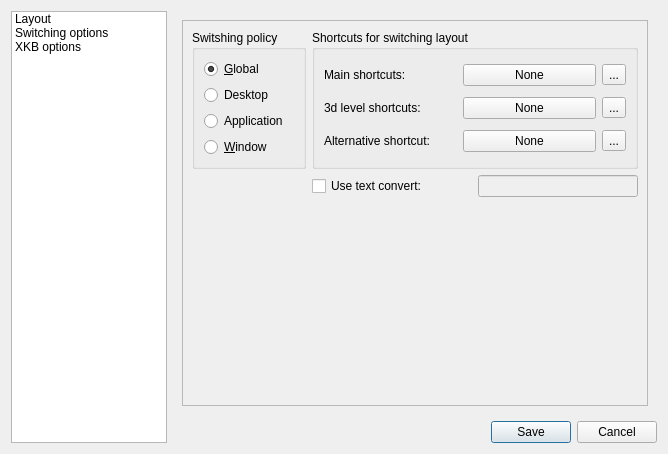
First picture: the form in ui/kswconfig.ui, repository disels/qxkb, before the edit.
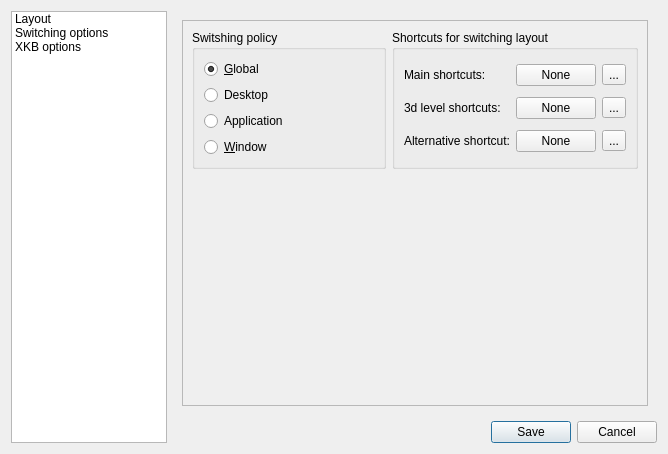
Second picture: the form after the edit.

Patch:
```diff
--- a/ui/kswconfig.ui
+++ b/ui/kswconfig.ui
@@ -547,37 +547,7 @@
              </spacer>
             </item>
             <item row="1" column="1" rowspan="2">
-             <layout class="QHBoxLayout" name="horizontalLayout_3">
-              <item>
-               <widget class="QCheckBox" name="useConvert">
-                <property name="sizePolicy">
-                 <sizepolicy hsizetype="Expanding" vsizetype="Fixed">
-                  <horstretch>0</horstretch>
-                  <verstretch>0</verstretch>
-                 </sizepolicy>
-                </property>
-                <property name="text">
-                 <string>Use text convert:</string>
-                </property>
-               </widget>
-              </item>
-              <item>
-               <widget class="QLineEdit" name="btConvert">
-                <property name="enabled">
-                 <bool>false</bool>
-                </property>
-                <property name="maximumSize">
-                 <size>
-                  <width>16777215</width>
-                  <height>16777215</height>
-                 </size>
-                </property>
-                <property name="readOnly">
-                 <bool>true</bool>
-                </property>
-               </widget>
-              </item>
-             </layout>
+             <layout class="QHBoxLayout" name="horizontalLayout_3"/>
             </item>
            </layout>
           </widget>
```
Left out of the diff: 16 changed lines with no effect on the pictures.
